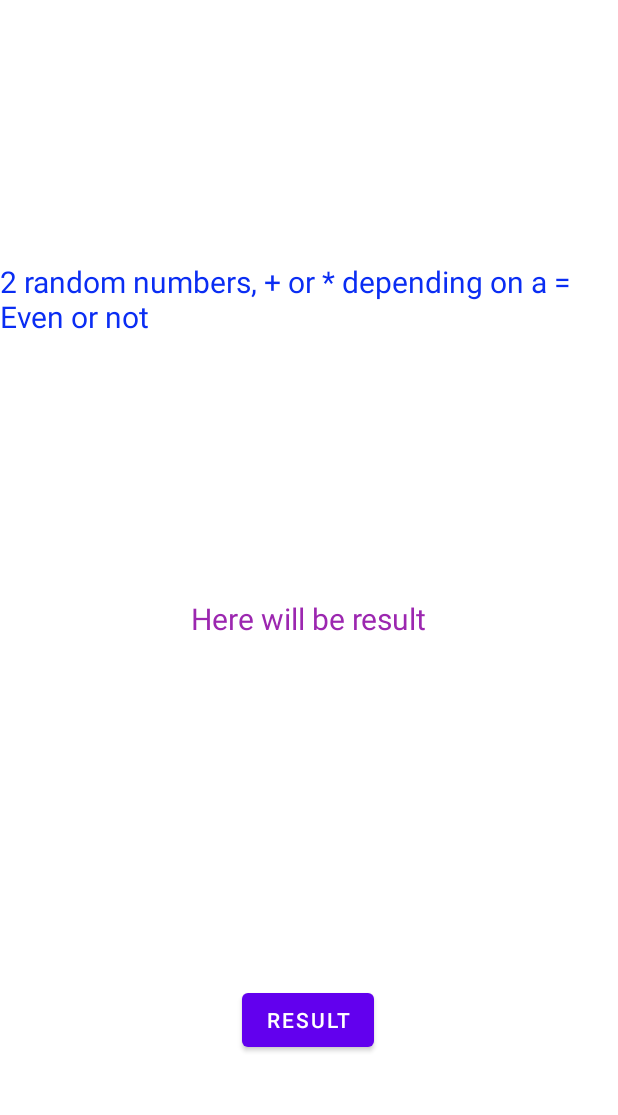
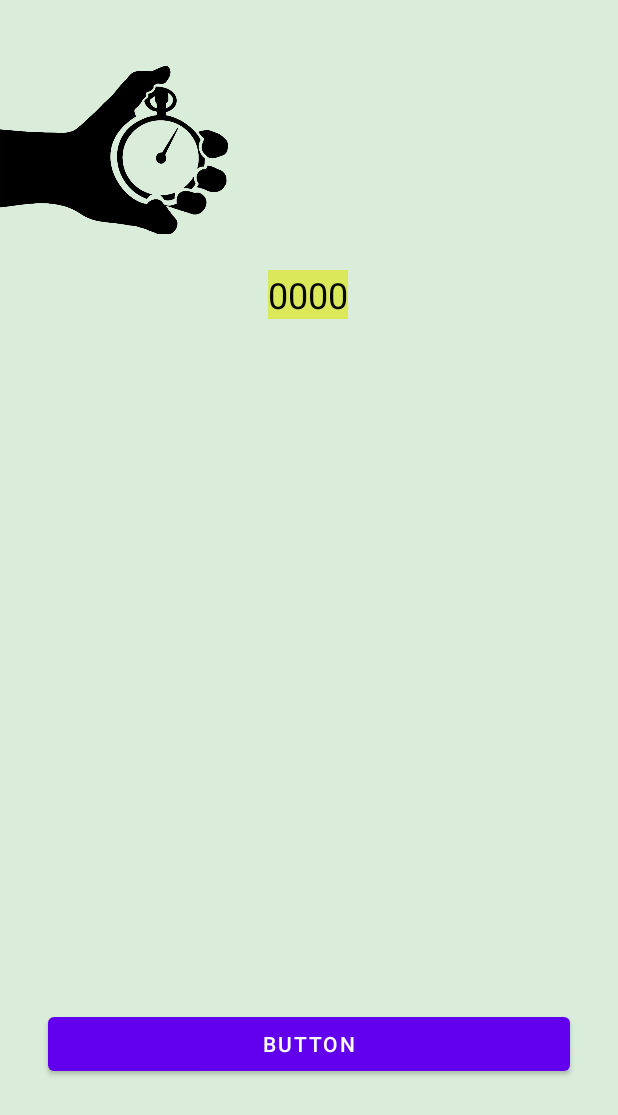
Before and after one commit to Igorwir/TMS_Leassons, an Android app: the layout activity_main.xml on its own in the app's theme, with its tools: preview values and no code run, on a phone screen of 412 x 824 dp. Shown: the top 1115 px of the screen. Run offline under Robolectric (Android 15) with nearby library versions, the phone set to English and light mode, and no system bars.

Commit message:
Dz17_Timer

```diff
--- a/app/src/main/AndroidManifest.xml
+++ b/app/src/main/AndroidManifest.xml
@@ -1,5 +1,6 @@
 <?xml version="1.0" encoding="utf-8"?>
 <manifest xmlns:android="http://schemas.android.com/apk/res/android"
+    xmlns:tools="http://schemas.android.com/tools"
     package="com.example.tms_leassons">
 
     <application
@@ -10,7 +11,7 @@
         android:supportsRtl="true"
         android:theme="@style/Theme.TMS_Leassons">
         <activity
-            android:name=".MainActivityDz16"
+            android:name=".DZ17.MainActivity"
             android:exported="true">
             <intent-filter>
                 <action android:name="android.intent.action.MAIN" />
--- a/app/src/main/java/com/example/tms_leassons/DZ15/SumNaturalNumbers.kt
+++ b/app/src/main/java/com/example/tms_leassons/DZ15/SumNaturalNumbers.kt
@@ -10,6 +10,8 @@ fun main() {
         val dig = integer % 10
         sum += dig
         integer /= 10
+
     }
     println(sum)
+
 }
--- /dev/null
+++ b/app/src/main/java/com/example/tms_leassons/DZ17/MainActivity.kt
@@ -0,0 +1,38 @@
+package com.example.tms_leassons.DZ17
+
+import android.opengl.Visibility
+import androidx.appcompat.app.AppCompatActivity
+import android.os.Bundle
+import android.os.CountDownTimer
+import android.view.View
+import com.example.tms_leassons.databinding.ActivityMainBinding
+
+class MainActivity : AppCompatActivity() {
+    private lateinit var binding: ActivityMainBinding
+    private var timer: CountDownTimer? = null
+    override fun onCreate(savedInstanceState: Bundle?) {
+        super.onCreate(savedInstanceState)
+        binding = ActivityMainBinding.inflate(layoutInflater)
+        setContentView(binding.root)
+        binding.drawTimer.visibility = View.INVISIBLE
+        binding.btStartTime.setOnClickListener {
+            run(30000)
+        }
+    }
+
+    fun run(millisForStart: Long) {
+        timer?.cancel()
+        timer = object : CountDownTimer(30000, 1000) {
+
+            override fun onTick(millis: Long) {
+                binding.tvDisplayCounter.setText("timer: " + millis / 1000)
+                //binding.drawTimer.visibility = View.INVISIBLE
+            }
+
+            override fun onFinish() {
+                binding.tvDisplayCounter.setText("done!")
+                binding.drawTimer.visibility = View.VISIBLE
+            }
+        }.start()
+    }
+}
--- a/app/src/main/res/layout/activity_main.xml
+++ b/app/src/main/res/layout/activity_main.xml
@@ -4,56 +4,45 @@
     xmlns:tools="http://schemas.android.com/tools"
     android:layout_width="match_parent"
     android:layout_height="match_parent"
-    tools:context=".DZ16.MainActivityDz16">
-
-    <TextView
-        android:id="@+id/tx"
-        android:layout_width="wrap_content"
-        android:layout_height="wrap_content"
-        android:text="@string/here_will_be_result"
-        android:textColor="#9C27B0"
-        android:textSize="20sp"
-        app:layout_constraintBottom_toBottomOf="parent"
-        app:layout_constraintLeft_toLeftOf="parent"
-        app:layout_constraintRight_toRightOf="parent"
-        app:layout_constraintTop_toTopOf="parent" />
+    android:background="#DAEDDA"
+    tools:context=".DZ17.MainActivity">
 
     <Button
-        android:id="@+id/buttonRez"
-        android:layout_width="wrap_content"
+        android:id="@+id/btStartTime"
+        android:layout_width="0dp"
         android:layout_height="wrap_content"
-        android:layout_marginBottom="120dp"
-        android:onClick="onclick"
-        android:text="@string/result"
+        android:layout_marginStart="32dp"
+        android:layout_marginEnd="32dp"
+        android:layout_marginBottom="104dp"
+        android:text="@string/button"
         app:layout_constraintBottom_toBottomOf="parent"
         app:layout_constraintEnd_toEndOf="parent"
         app:layout_constraintHorizontal_bias="0.498"
-        app:layout_constraintStart_toStartOf="parent"
-        tools:ignore="UsingOnClickInXml" />
+        app:layout_constraintStart_toStartOf="parent" />
 
     <TextView
-        android:id="@+id/textViewInfo"
+        android:id="@+id/tvDisplayCounter"
         android:layout_width="wrap_content"
         android:layout_height="wrap_content"
-        android:layout_marginStart="8dp"
-        android:layout_marginEnd="8dp"
-        android:text="2 random numbers, + or * depending on a = Even or not"
-        android:textColor="#0A2DF3"
-        android:textColorHint="#0927CF"
-        android:textSize="20sp"
-        app:layout_constraintBottom_toTopOf="@+id/tx"
+        android:layout_marginTop="180dp"
+        android:background="#FFC107"
+        android:backgroundTint="#DAE85A"
+        android:text="0000"
+        android:textColor="#070707"
+        android:textSize="24sp"
         app:layout_constraintEnd_toEndOf="parent"
+        app:layout_constraintHorizontal_bias="0.498"
         app:layout_constraintStart_toStartOf="parent"
         app:layout_constraintTop_toTopOf="parent" />
 
-    <TextView
-        android:id="@+id/pokaz"
-        android:layout_width="wrap_content"
-        android:layout_height="wrap_content"
-        android:textSize="20sp"
-        app:layout_constraintBottom_toTopOf="@+id/tx"
-        app:layout_constraintEnd_toEndOf="parent"
-        app:layout_constraintStart_toStartOf="parent"
-        app:layout_constraintTop_toBottomOf="@+id/textViewInfo" />
+    <ImageView
+        android:id="@+id/drawTimer"
+        android:layout_width="152dp"
+        android:layout_height="200dp"
+        app:srcCompat="@drawable/stopwatch"
+        tools:layout_editor_absoluteX="129dp"
+        tools:layout_editor_absoluteY="224dp"
+        tools:ignore="MissingConstraints"
+        android:contentDescription="@string/todo" />
 
 </androidx.constraintlayout.widget.ConstraintLayout>
--- a/app/src/main/res/values/strings.xml
+++ b/app/src/main/res/values/strings.xml
@@ -4,4 +4,7 @@
     <string name="enter_2_numbers_if_you_enter_the_first_even_digit_you_will_have_betwen_numbers_if_not">Enter 2 numbers,if you enter the first Even digit,you will have \'*\' betwen numbers,if not \'+\'</string>
     <string name="here_will_be_result">Here will be result</string>
     <string name="result">Result</string>
+    <string name="start">START</string>
+    <string name="todo">TODO</string>
+    <string name="button">Button</string>
 </resources>
```
Also changed, not shown: app/src/main/res/drawable/stopwatch.png (added).
